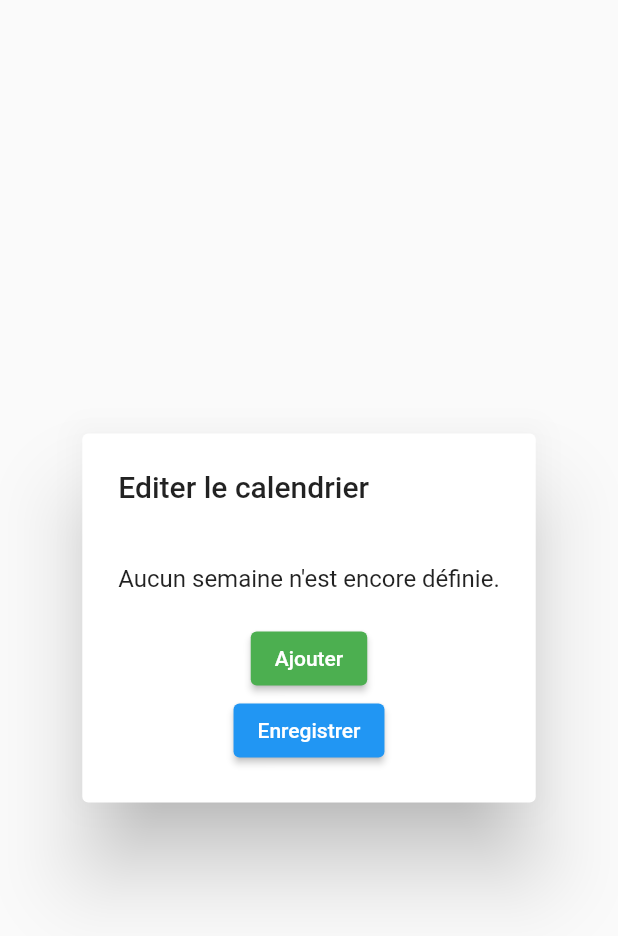
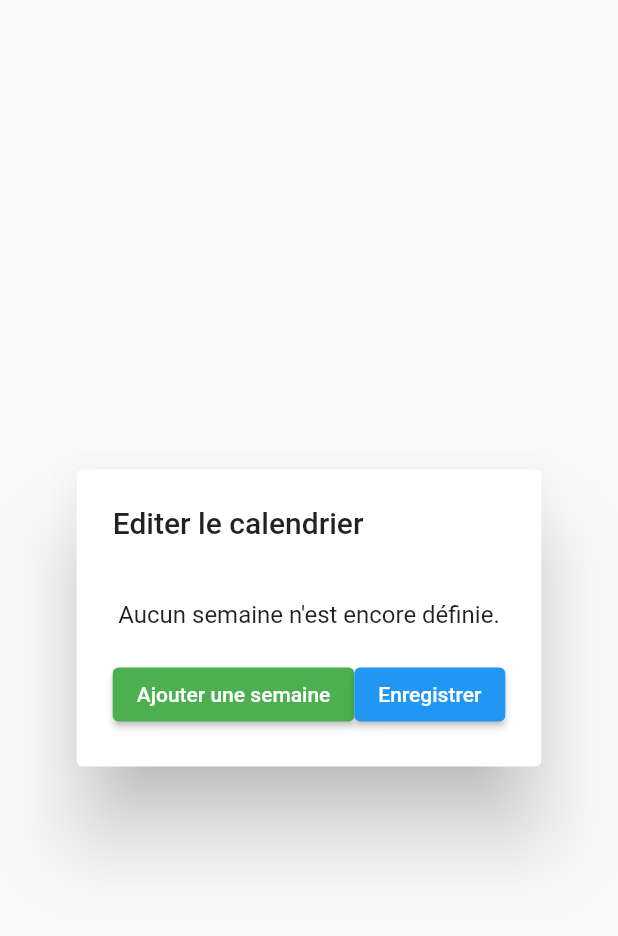
Before and after one commit to benoitkugler/kolir, a Flutter app: the _SemaineProviderEditor widget shown alone on an empty page, opened directly with empty values, on a phone screen of 412 x 824 dp. Shown: the top 936 px of the screen. Run offline on Flutter 3.47's test engine with Material 2 defaults, Android fonts, the phone set to English and light mode, and no system bars; our stand-ins replace scrollable_positioned_list.

Commit message:
Polish UI

```diff
--- a/kolir/lib/components/vue_semaines.dart
+++ b/kolir/lib/components/vue_semaines.dart
@@ -339,22 +339,28 @@ class __SemaineProviderEditorState extends State<_SemaineProviderEditor> {
                           ),
                           trailing: IconButton(
                               onPressed: () => deleteEntry(index),
+                              splashRadius: 20,
                               icon:
                                   const Icon(Icons.delete, color: Colors.red)),
                         );
                       }).toList()),
                 ),
+          Row(
+            children: [
               ElevatedButton(
                 onPressed: addEntry,
                 style: ElevatedButton.styleFrom(backgroundColor: Colors.green),
-            child: const Text("Ajouter"),
+                child: const Text("Ajouter une semaine"),
               ),
+              const Spacer(),
               ElevatedButton(
                 onPressed: saveAndClose,
                 style: ElevatedButton.styleFrom(backgroundColor: Colors.blue),
                 child: const Text("Enregistrer"),
               ),
             ],
+          )
+        ],
       ),
     );
   }
```
Lines whose indentation alone changed are shown as unchanged.
